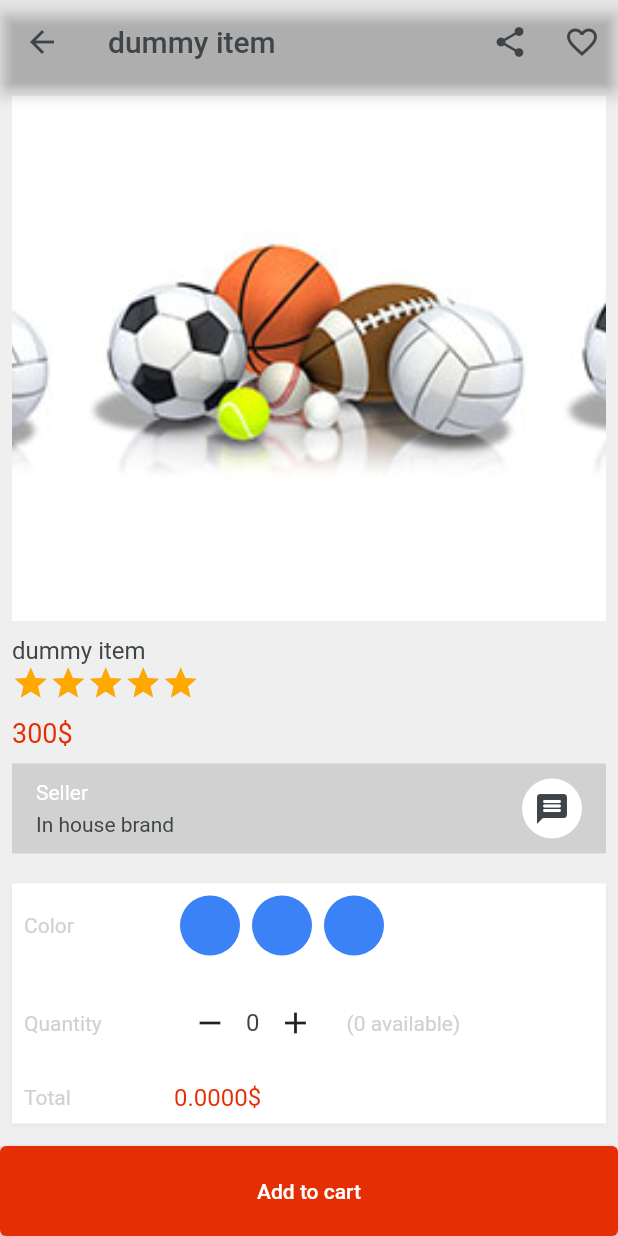
After one commit to hoang-to-lap/shopp-app, a Flutter app: the itemDetail screen opened directly, on a phone screen of 412 x 824 dp. The commit adds this screen. Run offline on Flutter 3.47's test engine with Material 2 defaults, Android fonts, the phone set to English and light mode, and no system bars; drawn by our look-alikes of velocity_x; our stand-ins replace get; Roboto replaces fonts that are missing (sans_bold, sans_semibold).

Commit message:
comit today

```diff
--- a/shopapp/lib/consts/list.dart
+++ b/shopapp/lib/consts/list.dart
@@ -11,3 +11,7 @@ const featureImage1 = [imgS1,imgS2,imgS3];
 const featureImage2 = [imgS4,imgS5,imgS6];
 const featureTitle1 = [womenDress,girlDress,girlWatches];
 const featureTitle2 = [boyGlasses,mobilePhone,tShirt];
+const categoryList = [
+  womenDress , menClothingFashion ,comAccess,automobile,kidtoy,sport,jewelery,ceelphone,furniture
+];
+const categoryImageList = [imgFc1,imgFc2,imgFc3,imgFc4,imgFc5,imgFc6,imgFc7,imgFc8,imgFc9];
--- /dev/null
+++ b/shopapp/lib/views/categoryscreen/item_detail.dart
@@ -0,0 +1,209 @@
+import 'package:flutter/material.dart';
+import 'package:shopapp/consts/colors.dart';
+import 'package:shopapp/consts/consts.dart';
+import 'package:shopapp/widget_common/our_button.dart';
+
+class itemDetail extends StatelessWidget {
+  final String? titile;
+  const itemDetail({super.key, required this.titile});
+
+  @override
+  Widget build(BuildContext context) {
+    return Scaffold(
+      backgroundColor: lightGrey,
+      appBar: AppBar(
+        title: titile!.text.color(darkFontGrey).fontFamily(bold).make(),
+        actions: [
+          IconButton(
+            onPressed: () {},
+            icon: Icon(
+              Icons.share,
+            ),
+          ),
+          IconButton(
+            onPressed: () {},
+            icon: Icon(
+              Icons.favorite_outline,
+            ),
+          ),
+        ],
+      ),
+      body: Column(
+        children: [
+          Expanded(
+            child: Padding(
+              padding: const EdgeInsets.all(8),
+              child: SingleChildScrollView(
+                child: Column(
+                  crossAxisAlignment: CrossAxisAlignment.start,
+                  children: [
+                    //Swippwer section
+                    VxSwiper.builder(
+                        autoPlay: true,
+                        height: 350,
+                        aspectRatio: 16 / 9,
+                        itemCount: 3,
+                        itemBuilder: (context, index) {
+                          return Image.asset(
+                            imgFc5,
+                            width: double.infinity,
+                            fit: BoxFit.cover,
+                          );
+                        }),
+
+                    10.heightBox,
+
+                    //title and detail section
+                    titile!.text
+                        .size(16)
+                        .color(darkFontGrey)
+                        .fontFamily(semibold)
+                        .make(),
+
+                    //rating
+                    VxRating(
+                      onRatingUpdate: (value) {},
+                      normalColor: textfieldGrey,
+                      selectionColor: golden,
+                      size: 25,
+                      count: 5,
+                      stepInt: true,
+                    ),
+                    10.heightBox,
+                    "300\$"
+                        .text
+                        .color(redColor)
+                        .fontFamily(bold)
+                        .size(18)
+                        .make(),
+
+                    10.heightBox,
+
+                    Row(
+                      children: [
+                        Expanded(
+                          child: Column(
+                            crossAxisAlignment: CrossAxisAlignment.start,
+                            mainAxisAlignment: MainAxisAlignment.center,
+                            children: [
+                              "Seller".text.white.fontFamily(semibold).make(),
+                              5.heightBox,
+                              "In house brand"
+                                  .text
+                                  .color(darkFontGrey)
+                                  .fontFamily(semibold)
+                                  .make(),
+                            ],
+                          ),
+                        ),
+                        CircleAvatar(
+                          backgroundColor: Colors.white,
+                          child: Icon(
+                            Icons.message_rounded,
+                            color: darkFontGrey,
+                          ),
+                        ),
+                      ],
+                    )
+                        .box
+                        .height(60)
+                        .padding(EdgeInsets.symmetric(horizontal: 16))
+                        .color(textfieldGrey)
+                        .make(),
+
+                    //color section
+                    20.heightBox,
+                    Column(
+                      children: [
+                        Row(
+                          children: [
+                            SizedBox(
+                              width: 100,
+                              child: "Color".text.color(textfieldGrey).make(),
+                            ),
+                            Row(
+                              children: List.generate(
+                                  3,
+                                  (index) => VxBox()
+                                      .size(40, 40)
+                                      .roundedFull
+                                      .color(Vx.randomPrimaryColor)
+                                      .margin(
+                                          EdgeInsets.symmetric(horizontal: 4))
+                                      .make()),
+                            ),
+                          ],
+                        )
+                            .box
+                            .padding(
+                              EdgeInsets.all(8),
+                            )
+                            .make(),
+                            //qualify row
+                            5.heightBox,
+                              Row(
+                          children: [
+                            SizedBox(
+                              width: 100,
+                              child: "Quantity".text.color(textfieldGrey).make(),
+                            ),
+                            Row(
+                              children: [
+                                IconButton(onPressed: (){}, icon: const Icon(Icons.remove)),
+                                "0".text.size(16).color(darkFontGrey).fontFamily(bold).make(),
+                                 IconButton(onPressed: (){}, icon: const Icon(Icons.add)),
+
+                                 10.widthBox,
+                                 "(0 available)".text.color(textfieldGrey).make(),
+                              ],
+                            ),
+
+                            // Total row
+
+                          ],
+                        )
+                            .box
+                            .padding(
+                              EdgeInsets.all(8),
+                            )
+                            .make(),
+
+                            // row 2
+                                 Row(
+                          children: [
+                            SizedBox(
+                              width: 100,
+                              child: "Total".text.color(textfieldGrey).make(),
+                            ),
+                            "0.0000\$".text.color(redColor).size(16).fontFamily(bold).make(),
+                          ],
+                        )
+                            .box
+                            .padding(
+                              EdgeInsets.all(8),
+                            )
+                            .make(),
+
+
+                      ],
+                    ).box.white.shadowSm.make(),
+                  ],
+                ),
+              ),
+            ),
+          ),
+          SizedBox(
+            width: double.infinity,
+            height: 60,
+            child: ourButton(
+              color: redColor,
+              onPress: () {},
+              title: "Add to cart",
+              tetxColor: whiteColor,
+            ),
+          ),
+        ],
+      ),
+    );
+  }
+}
```
Also changed, not shown: shopapp/lib/consts/strings.dart (+10 -0 lines), shopapp/lib/main.dart (+7 -1 lines), shopapp/lib/views/categoryscreen/category_detail.dart (added, +79 -0 lines), shopapp/lib/views/categoryscreen/categoryscreen.dart (+33 -2 lines).
